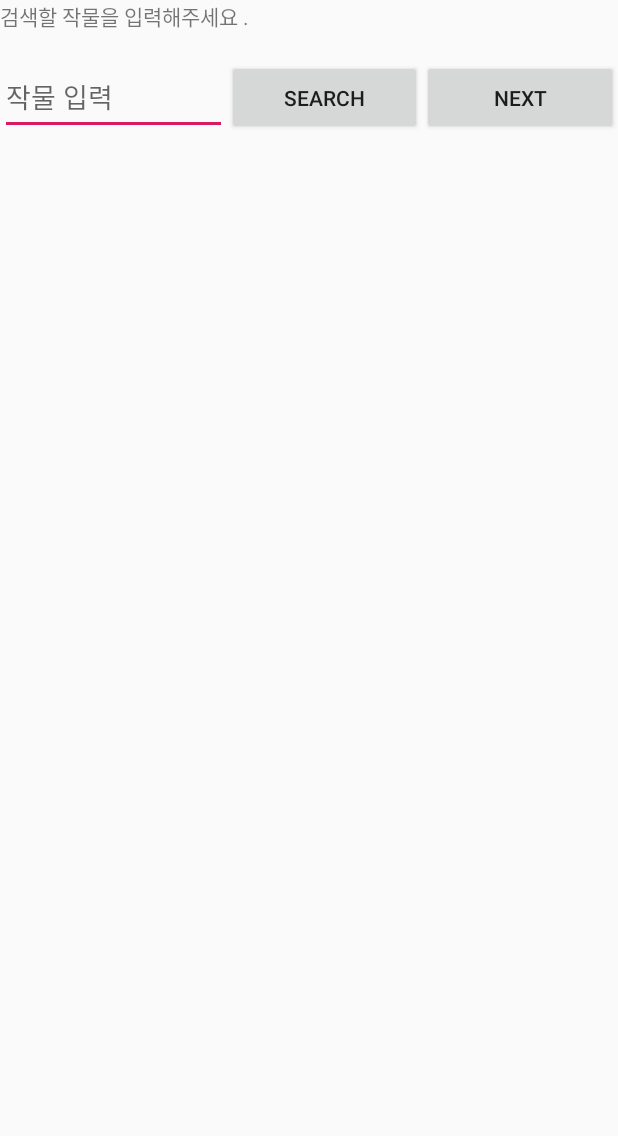
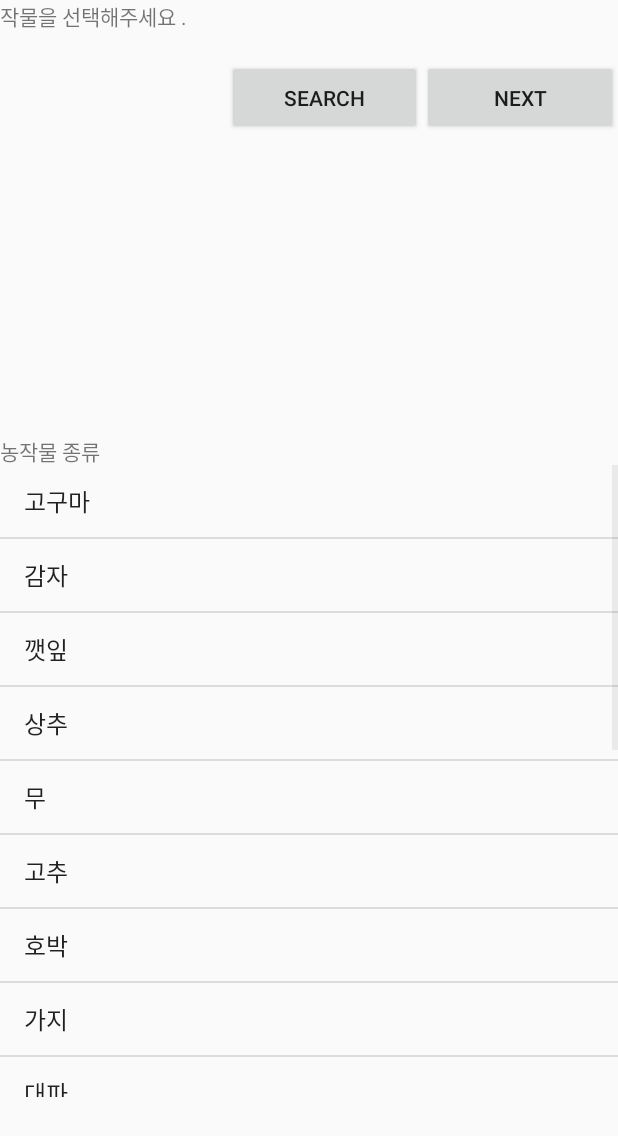
Before and after one commit to HYOOJINN/weekend_farm2, an Android app: the Crop2 screen opened directly, with no data from a screen before it, on a phone screen of 412 x 824 dp. Shown: the top 1136 px of the screen. Run offline under Robolectric (Android 15) with nearby library versions, the phone set to English and light mode, and no system bars.

Commit message:
crop2 검색 기능에서 선택하는 기능으로 변경

```diff
--- a/app/src/main/java/com/example/buyer_map/Crop2.java
+++ b/app/src/main/java/com/example/buyer_map/Crop2.java
@@ -1,16 +1,18 @@
 package com.example.buyer_map;
-
+//구매자 버튼에서 연결되는 crop
 import android.app.ProgressDialog;
 import android.content.Intent;
 import android.os.AsyncTask;
 import android.os.Bundle;
 import android.util.Log;
 import android.view.View;
+import android.widget.AdapterView;
+import android.widget.ArrayAdapter;
 import android.widget.Button;
-import android.widget.EditText;
 import android.widget.ListAdapter;
 import android.widget.ListView;
 import android.widget.SimpleAdapter;
+import android.widget.TextView;
 import android.widget.Toast;
 
 import androidx.appcompat.app.AppCompatActivity;
@@ -30,15 +32,21 @@ import java.util.HashMap;
 
 
 public class Crop2 extends AppCompatActivity {
+
+    //작물 리스트
+    private ListView mList;
+    private String[] data = { "고구마", "감자", "깻잎", "상추", "무", "고추", "호박", "가지", "대파", "양파", "당근", "쑥갓",
+            "열무", "방울토마토", "부추", "옥수수", "치커리", "가지", "미나리"};
+    private TextView selected_crop2;
+
+    //선택한 작물 기반 주소 출력
     private static String TAG = "phpquerytest";
-
     private static final String TAG_JSON="webnautes";
-
     private static final String TAG_FADDRESS ="f_address";
 
     ArrayList<HashMap<String, String>> mArrayList;
     ListView mListViewList;
-    EditText mEditTextSearchKeyword1;
+    TextView mEditTextSearchKeyword1;
     String mJsonString;
 
     public void nextgo(View v) {
@@ -47,14 +55,42 @@ public class Crop2 extends AppCompatActivity {
         Toast.makeText(getApplicationContext(), "다음화면 갑니다", Toast.LENGTH_LONG).show();
     }
 
+
     @Override
     protected void onCreate(Bundle savedInstanceState) {
 
         super.onCreate(savedInstanceState);
         setContentView(R.layout.activity_crop2);
 
+
+        //작물 리스트에서 선택한 값 textview에 출력
+        this.getEditTextObject();
+
+        mList = (ListView) findViewById(R.id.crop_list);
+        selected_crop2 = (TextView)findViewById(R.id.selected_crop2);
+        ArrayAdapter<String> adapter = new ArrayAdapter<String>(
+                this, android.R.layout.simple_list_item_1, data);
+        mList.setAdapter(adapter);
+
+        //리스트뷰의 아이템을 클릭시 해당 아이템의 문자열을 가져오기 위한 처리
+        mList.setOnItemClickListener(new AdapterView.OnItemClickListener() {
+
+            @Override
+            public void onItemClick(AdapterView<?> adapterView,
+                                    View view, int position, long id) {
+
+                //클릭한 아이템의 문자열을 가져옴
+                String selected_item2 = (String)adapterView.getItemAtPosition(position);
+
+                //텍스트뷰에 출력
+                selected_crop2.setText(selected_item2);
+            }
+        });
+
+
+    //선택한 작물의 주소 list 형식으로 불러오기
         mListViewList = (ListView) findViewById(R.id.listView_main_list);
-        mEditTextSearchKeyword1 = (EditText) findViewById(R.id.editText_main_searchKeyword1);
+        mEditTextSearchKeyword1 = (TextView) findViewById(R.id.selected_crop2);
 
         Button button_search = (Button) findViewById(R.id.button_main_search);
         button_search.setOnClickListener(new View.OnClickListener() {
@@ -67,8 +103,13 @@ public class Crop2 extends AppCompatActivity {
             }
         });
         mArrayList = new ArrayList<>();
+
     }
 
+    //작물 리스트에서 선택한 값 textview에 출력
+    public void getEditTextObject(){
+        selected_crop2 = (TextView)findViewById(R.id.selected_crop2);
+    }
 
     private class GetData extends AsyncTask<String, Void, String>{
 
--- a/app/src/main/res/layout/activity_crop2.xml
+++ b/app/src/main/res/layout/activity_crop2.xml
@@ -12,28 +12,25 @@
         android:id="@+id/textView_main_label"
         android:layout_width="match_parent"
         android:layout_height="40dp"
-        android:text="검색할 작물을 입력해주세요 . " />
+        android:text="작물을 선택해주세요 . " />
 
     <LinearLayout
         android:layout_width="match_parent"
         android:layout_height="50dp"
         android:orientation="horizontal">
 
-        <EditText
-            android:id="@+id/editText_main_searchKeyword1"
+        <TextView
+            android:id="@+id/selected_crop2"
             android:layout_width="0dp"
             android:layout_weight="0.35"
-            android:hint="작물 입력"
             android:layout_height="match_parent" />
-
-
 
         <Button
             android:id="@+id/button_main_search"
             android:layout_width="0dp"
             android:layout_weight="0.3"
             android:layout_height="match_parent"
-            android:text="Search" />
+            android:text="search" />
 
         <Button
             android:id="@+id/nextgo"
@@ -48,8 +45,19 @@
 
     <ListView
         android:layout_width="match_parent"
-        android:layout_height="0dp"
-        android:layout_weight="0.4"
+        android:layout_height="200dp"
         android:id="@+id/listView_main_list"/>
 
+    <TextView
+        android:id="@+id/textvieww"
+        android:layout_width="match_parent"
+        android:layout_height="20dp"
+        android:text="농작물 종류" />
+
+    <ListView
+        android:id="@+id/crop_list"
+        android:layout_width="match_parent"
+        android:layout_height="421dp"
+        android:cacheColorHint="#FFF9F7E8"></ListView>
+
 </LinearLayout>
--- a/app/src/main/res/layout/item_list.xml
+++ b/app/src/main/res/layout/item_list.xml
@@ -8,7 +8,6 @@
     android:layout_margin="15dp"
     android:padding="10dp">
 
-
     <TextView
         android:id="@+id/textView_list_address"
         android:layout_width="wrap_content"
```
